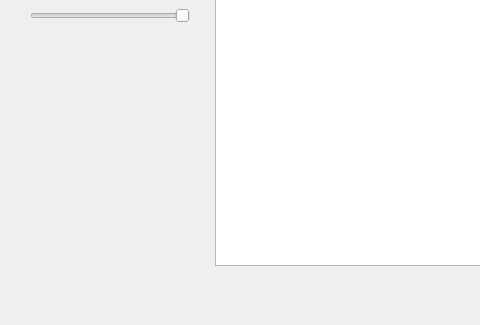
This is QTUI/mainwindow.ui in dnlrs/willy-server as Qt 5 draws it before an edit; both pictures show x 0 to 480 and y 275 to 600 of the 800 by 600 pixel window. The edited form follows.
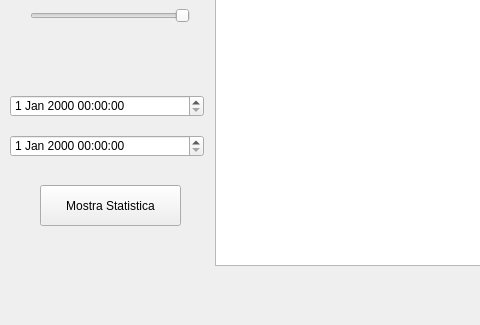
This is the edited form. Custom widgets are drawn as their Qt base class.

Commit message: 'aggiunti_datepickers_per_statistiche'

What changed in the file:
```diff
--- a/QTUI/mainwindow.ui
+++ b/QTUI/mainwindow.ui
@@ -109,6 +109,42 @@
      <string>Restart</string>
     </property>
    </widget>
+   <widget class="QDateTimeEdit" name="startTime">
+    <property name="geometry">
+     <rect>
+      <x>10</x>
+      <y>370</y>
+      <width>194</width>
+      <height>22</height>
+     </rect>
+    </property>
+    <property name="autoFillBackground">
+     <bool>false</bool>
+    </property>
+   </widget>
+   <widget class="QDateTimeEdit" name="endTime">
+    <property name="geometry">
+     <rect>
+      <x>10</x>
+      <y>410</y>
+      <width>194</width>
+      <height>22</height>
+     </rect>
+    </property>
+   </widget>
+   <widget class="QPushButton" name="pushButton_2">
+    <property name="geometry">
+     <rect>
+      <x>40</x>
+      <y>460</y>
+      <width>141</width>
+      <height>41</height>
+     </rect>
+    </property>
+    <property name="text">
+     <string>Mostra Statistica</string>
+    </property>
+   </widget>
   </widget>
   <widget class="QMenuBar" name="menubar">
    <property name="geometry">
```
Left out of the diff: 51 changed lines with no effect on the pictures. The commit also changes 2 other files.
